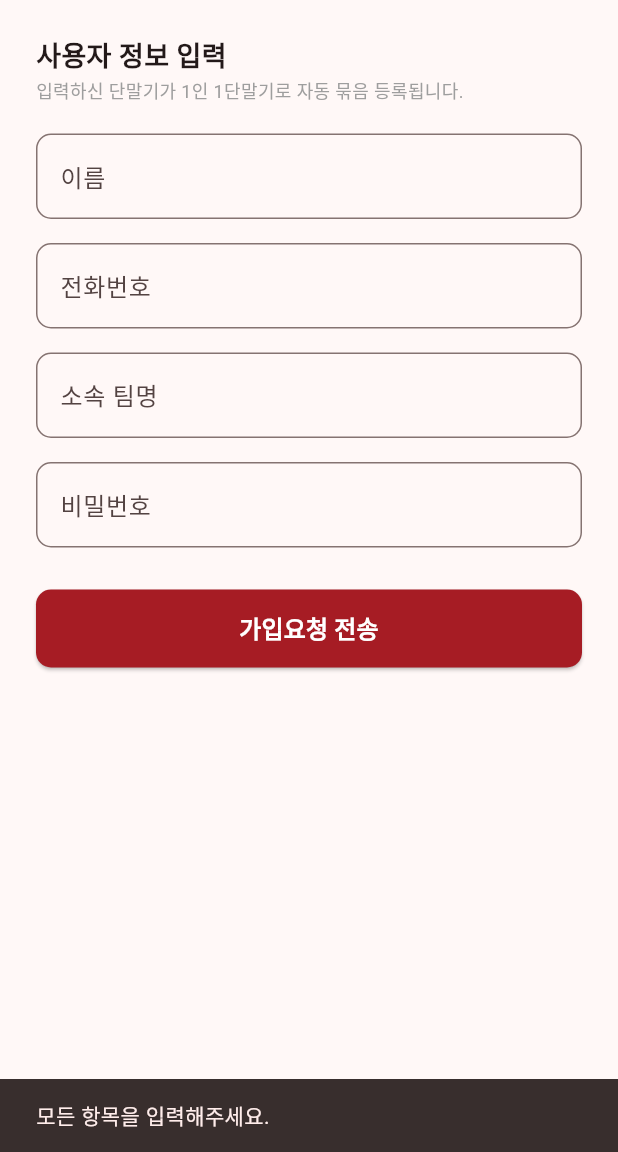
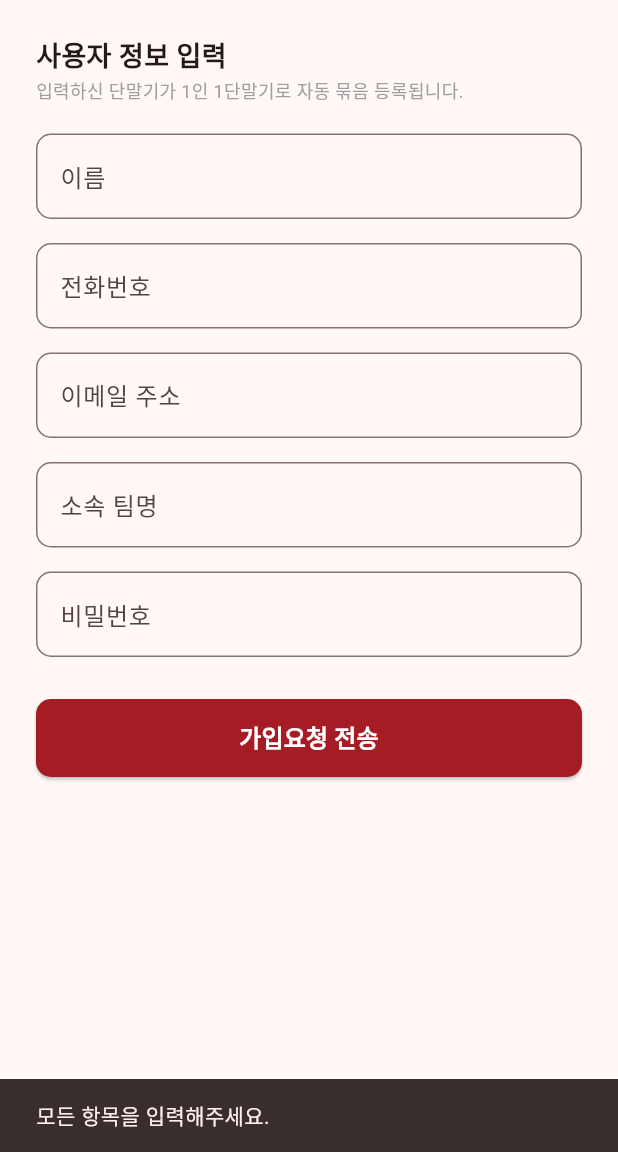
Before and after one commit to capo2513-netizen/f2_material, a Flutter app: the RegisterScreen screen opened directly, after a tap on "가입요청 전송", on a phone screen of 412 x 824 dp, the part 84-1236 px from its top. Run offline on Flutter 3.47's test engine with Material 3 defaults, Android fonts, the light colour scheme and no system bars; our stand-ins replace cloud_firestore, device_info_plus, dio, firebase_auth, firebase_core, flutter_secure_storage and 5 more; missing offline and left inert: mobile_scanner; accounts and stored records are empty.

Commit message:
2610192125

```diff
--- a/lib/screens/register_screen.dart
+++ b/lib/screens/register_screen.dart
@@ -11,21 +11,46 @@ class RegisterScreen extends StatefulWidget {
 class _RegisterScreenState extends State<RegisterScreen> {
   final _nameController = TextEditingController();
   final _phoneController = TextEditingController();
+  final _emailController = TextEditingController(); // ★ 추가
   final _teamController = TextEditingController();
   final _passwordController = TextEditingController();
   final _authService = AuthService();
   bool _isLoading = false;
 
+  @override
+  void dispose() {
+    _nameController.dispose();
+    _phoneController.dispose();
+    _emailController.dispose();
+    _teamController.dispose();
+    _passwordController.dispose();
+    super.dispose();
+  }
+
   void _handleRegister() async {
     final name = _nameController.text.trim();
     final phone = _phoneController.text.trim();
+    final email = _emailController.text.trim(); // ★ 추가
     final team = _teamController.text.trim();
     final password = _passwordController.text.trim();
 
-    if (name.isEmpty || phone.isEmpty || team.isEmpty || password.isEmpty) {
+    // 이메일 포함 빈칸 검증
+    if (name.isEmpty ||
+        phone.isEmpty ||
+        email.isEmpty ||
+        team.isEmpty ||
+        password.isEmpty) {
       ScaffoldMessenger.of(
         context,
       ).showSnackBar(const SnackBar(content: Text('모든 항목을 입력해주세요.')));
+      return;
+    }
+
+    // ★ 이메일 형식(@ 포함 여부) 간단 검증
+    if (!email.contains('@') || !email.contains('.')) {
+      ScaffoldMessenger.of(
+        context,
+      ).showSnackBar(const SnackBar(content: Text('올바른 이메일 주소를 입력해주세요.')));
       return;
     }
 
@@ -40,6 +65,7 @@ class _RegisterScreenState extends State<RegisterScreen> {
     final error = await _authService.register(
       name: name,
       phone: phone,
+      email: email, // ★ auth_service로 실제 이메일 전달
       team: team,
       password: password,
     );
@@ -131,6 +157,20 @@ class _RegisterScreenState extends State<RegisterScreen> {
             ),
             const SizedBox(height: 16),
 
+            // ★ [추가] 이메일 입력창
+            TextField(
+              controller: _emailController,
+              keyboardType: TextInputType.emailAddress,
+              decoration: InputDecoration(
+                labelText: '이메일 주소',
+                hintText: 'example@gmail.com (비밀번호 분실 시 필수)',
+                border: OutlineInputBorder(
+                  borderRadius: BorderRadius.circular(10),
+                ),
+              ),
+            ),
+            const SizedBox(height: 16),
+
             TextField(
               controller: _teamController,
               decoration: InputDecoration(
--- a/lib/screens/stock_lookup_screen.dart
+++ b/lib/screens/stock_lookup_screen.dart
@@ -140,9 +140,8 @@ class _StockLookupScreenState extends State<StockLookupScreen>
           if (itemType != itemTypeFilter) return false;
           if (stock <= 0) return false;
 
-          final code = (data['materialCode'] ?? doc.id)
-              .toString()
-              .toLowerCase();
+          final code =
+              (data['materialCode'] ?? doc.id).toString().toLowerCase();
           final name = (data['materialName'] ?? '').toString().toLowerCase();
           final remark = (data['remark'] ?? '').toString().toLowerCase();
           final q = _searchQuery.toLowerCase();
--- a/pubspec.yaml
+++ b/pubspec.yaml
@@ -2,7 +2,7 @@ name: f2_material
 description: "F2 Telecom Material Management App"
 publish_to: 'none'
 
-version: 1.1.0+48
+version: 1.1.1+48
 
 environment:
   sdk: '>=3.1.0 <4.0.0'
```
Also changed, not shown: lib/main.dart (+4 -5 lines), lib/screens/home_screen.dart (+52 -3 lines), lib/screens/login_screen.dart (+5 -3 lines), lib/services/auth_service.dart (+20 -3 lines).
